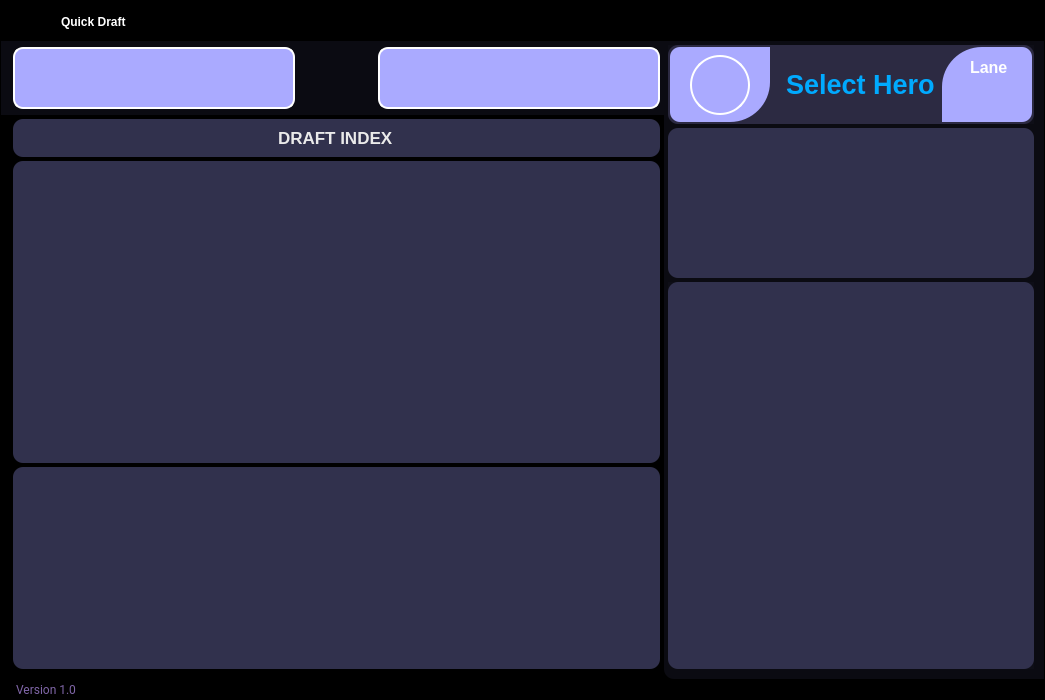
Before: the Qt Designer form ui/pages/quick_draft.ui in elian-olbz/mlbb-drafting-and-simulation-tools, drawn with Qt 5.
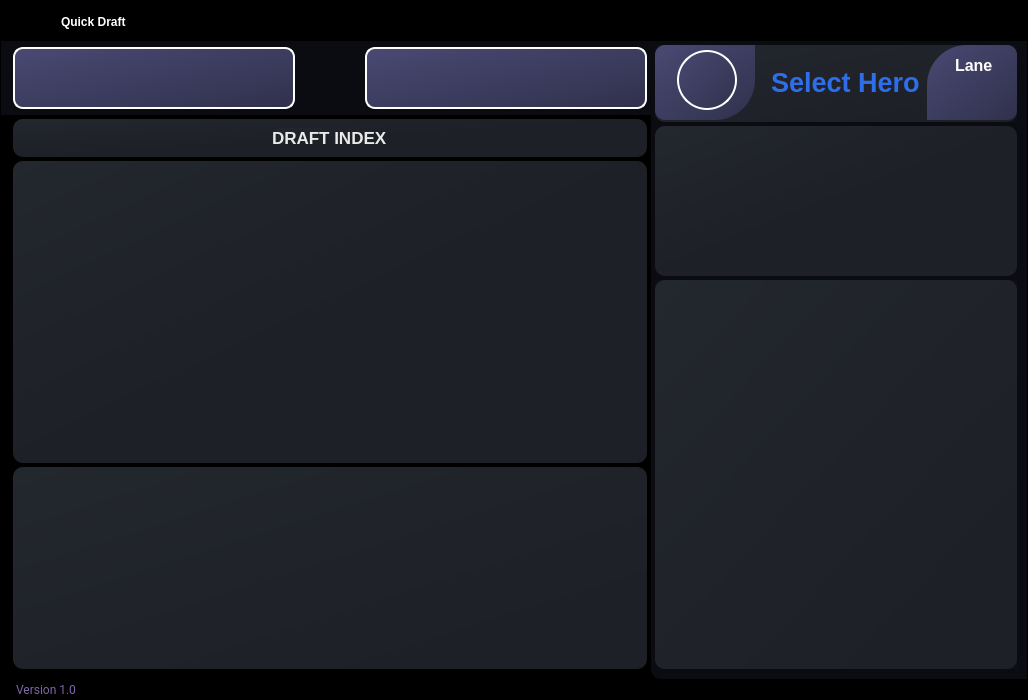
After: the same form once the commit is applied. Icons and pictures are not drawn.

Commit message: Polished quick draft UI. Changed major colors for pages/dialogs, other minor changes on pages widgets.

Patch:
```diff
--- a/ui/pages/quick_draft.ui
+++ b/ui/pages/quick_draft.ui
@@ -6,7 +6,7 @@
    <rect>
     <x>0</x>
     <y>0</y>
-    <width>1045</width>
+    <width>1028</width>
     <height>700</height>
    </rect>
   </property>
@@ -577,8 +577,8 @@
                          </size>
                         </property>
                         <property name="styleSheet">
-                         <string notr="true">QFrame{
-background-color: rgb(170, 170, 255);
+                         <string notr="true">QFrame #blue_hero_frame{
+background-color: qlineargradient(spread:pad, x1:0, y1:0, x2:1, y2:1, stop:0 rgba(73, 73, 115, 255), stop:0.991368 rgba(49, 49, 77, 255));
 border-top-left-radius: 10px;
 border-bottom-left-radius: 10px;
 border-top-right-radius: 10px;
@@ -978,8 +978,8 @@
                          </size>
                         </property>
                         <property name="styleSheet">
-                         <string notr="true">QFrame{
-background-color: rgb(170, 170, 255);
+                         <string notr="true">QFrame #red_hero_frame{
+background-color: qlineargradient(spread:pad, x1:0, y1:0, x2:1, y2:1, stop:0 rgba(73, 73, 115, 255), stop:0.991368 rgba(49, 49, 77, 255));
 border-top-left-radius: 10px;
 border-bottom-left-radius: 10px;
 border-top-right-radius: 10px;
@@ -1315,8 +1315,9 @@
                          <item>
                           <widget class="QFrame" name="frame_5">
                            <property name="styleSheet">
-                            <string notr="true">background-color: rgb(49, 49, 77);
-border-radius: 10px;</string>
+                            <string notr="true">background-color: qlineargradient(spread:pad, x1:0, y1:0, x2:1, y2:1, stop:0 rgba(35, 39, 46, 255), stop:0.521368 rgba(29, 32, 38, 255));
+border-radius: 10px;
+</string>
                            </property>
                            <property name="frameShape">
                             <enum>QFrame::StyledPanel</enum>
@@ -1338,8 +1339,9 @@
                          <item>
                           <widget class="QWidget" name="radar_widget" native="true">
                            <property name="styleSheet">
-                            <string notr="true">background-color: rgb(49, 49, 77);
-border-radius: 10px;</string>
+                            <string notr="true">background-color: qlineargradient(spread:pad, x1:0, y1:0, x2:1, y2:1, stop:0 rgba(35, 39, 46, 255), stop:0.521368 rgba(29, 32, 38, 255));
+border-radius: 10px;
+</string>
                            </property>
                            <layout class="QHBoxLayout" name="horizontalLayout_17">
                             <property name="spacing">
@@ -1382,8 +1384,9 @@
                          <item>
                           <widget class="QWidget" name="diverging_widget" native="true">
                            <property name="styleSheet">
-                            <string notr="true">background-color: rgb(49, 49, 77);
-border-radius: 10px;</string>
+                            <string notr="true">background-color: qlineargradient(spread:pad, x1:0, y1:0, x2:1, y2:1, stop:0 rgba(35, 39, 46, 255), stop:0.821368 rgba(29, 32, 38, 255));
+border-radius: 10px;
+</string>
                            </property>
                            <layout class="QHBoxLayout" name="horizontalLayout_18">
                             <property name="spacing">
@@ -1527,8 +1530,11 @@
                          </sizepolicy>
                         </property>
                         <property name="styleSheet">
-                         <string notr="true">background-color: rgb(44, 42, 66);
-border-radius:10px;</string>
+                         <string notr="true">QFrame #frame{
+background-color: qlineargradient(spread:pad, x1:0, y1:0, x2:1, y2:1, stop:0 rgba(35, 39, 46, 255), stop:0.821368 rgba(29, 32, 38, 255));
+border-radius: 10px;
+}
+</string>
                         </property>
                         <property name="frameShape">
                          <enum>QFrame::StyledPanel</enum>
@@ -1538,13 +1544,13 @@
                         </property>
                         <layout class="QHBoxLayout" name="horizontalLayout_8" stretch="1,5,1">
                          <property name="leftMargin">
-                          <number>2</number>
+                          <number>0</number>
                          </property>
                          <property name="topMargin">
-                          <number>2</number>
+                          <number>0</number>
                          </property>
                          <property name="rightMargin">
-                          <number>2</number>
+                          <number>0</number>
                          </property>
                          <property name="bottomMargin">
                           <number>2</number>
@@ -1558,7 +1564,7 @@
                             </size>
                            </property>
                            <property name="styleSheet">
-                            <string notr="true">background-color: rgb(170, 170, 255);
+                            <string notr="true">background-color: qlineargradient(spread:pad, x1:0, y1:0, x2:1, y2:1, stop:0 rgba(73, 73, 115, 255), stop:0.991368 rgba(49, 49, 77, 255));
 border-top-left-radius: 10px;
 border-bottom-left-radius: 10px;
 border-top-right-radius: 0px;
@@ -1569,10 +1575,10 @@
                              <number>0</number>
                             </property>
                             <property name="leftMargin">
-                             <number>20</number>
+                             <number>4</number>
                             </property>
                             <property name="topMargin">
-                             <number>8</number>
+                             <number>4</number>
                             </property>
                             <property name="rightMargin">
                              <number>0</number>
@@ -1580,7 +1586,7 @@
                             <property name="bottomMargin">
                              <number>8</number>
                             </property>
-                            <item alignment="Qt::AlignLeft|Qt::AlignVCenter">
+                            <item>
                              <widget class="QLabel" name="hero_icon">
                               <property name="sizePolicy">
                                <sizepolicy hsizetype="Fixed" vsizetype="Fixed">
@@ -1609,7 +1615,7 @@
                            </layout>
                           </widget>
                          </item>
-                         <item alignment="Qt::AlignVCenter">
+                         <item>
                           <widget class="QWidget" name="name_widget" native="true">
                            <property name="sizePolicy">
                             <sizepolicy hsizetype="Preferred" vsizetype="Preferred">
@@ -1617,6 +1623,9 @@
                              <verstretch>0</verstretch>
                             </sizepolicy>
                            </property>
+                           <property name="styleSheet">
+                            <string notr="true">background-color:transparent;</string>
+                           </property>
                            <layout class="QVBoxLayout" name="verticalLayout_22">
                             <property name="spacing">
                              <number>0</number>
@@ -1633,7 +1642,7 @@
                             <property name="bottomMargin">
                              <number>0</number>
                             </property>
-                            <item alignment="Qt::AlignVCenter">
+                            <item>
                              <widget class="QFrame" name="name_frame">
                               <property name="frameShape">
                                <enum>QFrame::StyledPanel</enum>
@@ -1672,7 +1681,7 @@
                                   </size>
                                  </property>
                                  <property name="text">
-                                  <string>&lt;html&gt;&lt;head/&gt;&lt;body&gt;&lt;p&gt;&lt;span style=&quot; font-size:20pt; font-weight:700; color:#00aaff;&quot;&gt;Select Hero&lt;/span&gt;&lt;/p&gt;&lt;/body&gt;&lt;/html&gt;</string>
+                                  <string>&lt;html&gt;&lt;head/&gt;&lt;body&gt;&lt;p&gt;&lt;span style=&quot; font-size:20pt; font-weight:700; color:#2e6eea;&quot;&gt;Select Hero&lt;/span&gt;&lt;/p&gt;&lt;/body&gt;&lt;/html&gt;</string>
                                  </property>
                                 </widget>
                                </item>
@@ -1697,11 +1706,13 @@
                             </size>
                            </property>
                            <property name="styleSheet">
-                            <string notr="true">background-color: rgb(170, 170, 255);
+                            <string notr="true">QFrame #role_info{
+background-color: qlineargradient(spread:pad, x1:0, y1:0, x2:1, y2:1, stop:0 rgba(73, 73, 115, 255), stop:0.991368 rgba(49, 49, 77, 255));
 border-top-left-radius: 40px;
 border-top-right-radius: 10px;
 border-bottom-left-radius: 0px;
 border-bottom-right-radius: 10px;
+}
 
 
 </string>
@@ -1728,8 +1739,11 @@
                             <property name="bottomMargin">
                              <number>8</number>
                             </property>
-                            <item alignment="Qt::AlignHCenter">
+                            <item>
                              <widget class="QFrame" name="frame_2">
+                              <property name="styleSheet">
+                               <string notr="true">background-color:transparent;</string>
+                              </property>
                               <property name="frameShape">
                                <enum>QFrame::StyledPanel</enum>
                               </property>
@@ -1762,7 +1776,7 @@
                               </layout>
                              </widget>
                             </item>
-                            <item alignment="Qt::AlignHCenter">
+                            <item>
                              <widget class="QFrame" name="role_frame">
                               <property name="minimumSize">
                                <size>
@@ -1771,7 +1785,7 @@
                                </size>
                               </property>
                               <property name="styleSheet">
-                               <string notr="true"/>
+                               <string notr="true">background-color:transparent;</string>
                               </property>
                               <property name="frameShape">
                                <enum>QFrame::StyledPanel</enum>
@@ -1878,8 +1892,9 @@
                       </size>
                      </property>
                      <property name="styleSheet">
-                      <string notr="true">background-color: rgb(49, 49, 77);
-border-radius: 10px;</string>
+                      <string notr="true">background-color: qlineargradient(spread:pad, x1:0, y1:0, x2:1, y2:1, stop:0 rgba(35, 39, 46, 255), stop:0.521368 rgba(29, 32, 38, 255));
+border-radius: 10px;
+</string>
                      </property>
                      <layout class="QVBoxLayout" name="verticalLayout_21">
                       <property name="leftMargin">
@@ -1954,8 +1969,9 @@
                       <item>
                        <widget class="QWidget" name="attr_container" native="true">
                         <property name="styleSheet">
-                         <string notr="true">background-color: rgb(49, 49, 77);
-border-radius: 10px;</string>
+                         <string notr="true">background-color: qlineargradient(spread:pad, x1:0, y1:0, x2:1, y2:1, stop:0 rgba(35, 39, 46, 255), stop:0.821368 rgba(29, 32, 38, 255));
+border-radius: 10px;
+</string>
                         </property>
                         <layout class="QVBoxLayout" name="verticalLayout_24">
                          <property name="spacing">
```
The commit also changes 15 other files.
